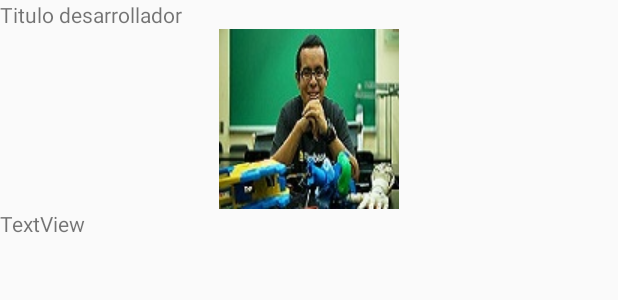
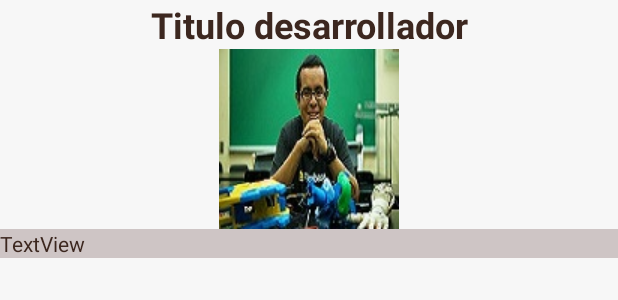
Before and after one commit to DCplayer/EngAppsados, an Android app: the layout activity_devs.xml on its own in the app's theme, with its tools: preview values and no code run, on a phone screen of 412 x 824 dp. Shown: the top 300 px of the screen. Run offline under Robolectric (Android 15) with nearby library versions, the phone set to English and light mode, and no system bars.

Commit message:
terminado parte de ver info de desarrollador

```diff
--- a/EngappsadosApp/app/src/main/java/com/engappsados/engappsadosapp/Apps_Tab.java
+++ b/EngappsadosApp/app/src/main/java/com/engappsados/engappsadosapp/Apps_Tab.java
@@ -55,14 +55,14 @@ public class Apps_Tab extends Fragment implements View.OnClickListener {
 
             }
 
-            //puede ser que tenga que hacer un onDataChange por todos
             public void fillApps(DataSnapshot dataSnapshot) {
                 for (DataSnapshot child : dataSnapshot.getChildren()) {
                     String nombre = child.child("nombre").getValue().toString();
                     String descripcion = child.child("descripcion").getValue().toString();
                     String link = child.child("link").getValue().toString();
                     String img = child.child("imagen").getValue().toString();
-                    AppModelo nuevaApp = new AppModelo(nombre, descripcion, img, link);
+                    String dev = child.child("dev").getValue().toString();
+                    AppModelo nuevaApp = new AppModelo(nombre, descripcion, img, link, dev);
                     nuevaApp.setTitle(nombre);
                     if (!aplicaciones.contains(nuevaApp)) {
                         aplicaciones.add(nuevaApp);
--- a/EngappsadosApp/app/src/main/res/layout/activity_devs.xml
+++ b/EngappsadosApp/app/src/main/res/layout/activity_devs.xml
@@ -4,13 +4,20 @@
     android:layout_width="match_parent"
     android:layout_height="match_parent"
     android:orientation="vertical"
+    android:background="#f7f7f7"
     >
 
     <TextView
         android:id="@+id/tituloDev"
         android:layout_width="match_parent"
         android:layout_height="wrap_content"
-        android:text="Titulo desarrollador" />
+
+        android:text="Titulo desarrollador"
+        android:textColor="#3c271f"
+        android:textAlignment="center"
+        android:textAllCaps="false"
+        android:textSize="24sp"
+        android:textStyle="bold" />
 
     <ImageView
         android:id="@+id/imagenDeveloper"
@@ -22,6 +29,8 @@
         android:id="@+id/dataDeveloper"
         android:layout_width="match_parent"
         android:layout_height="wrap_content"
+        android:background="#cec5c5"
+        android:textColor="#3c271f"
         android:text="TextView"
         />
 
--- a/EngappsadosApp/app/src/main/res/values/strings.xml
+++ b/EngappsadosApp/app/src/main/res/values/strings.xml
@@ -59,4 +59,5 @@
     <string name="reward_btn">Canjear</string>
     <string name="title">Title</string>
     <string name="Desc">Description</string>
+    <string name="title_activity_developer_activity">Developer_activity</string>
 </resources>
--- a/EngappsadosApp/app/src/main/res/values/styles.xml
+++ b/EngappsadosApp/app/src/main/res/values/styles.xml
@@ -21,7 +21,7 @@
 
     <style name="AppTheme.PopupOverlay" parent="ThemeOverlay.AppCompat.Light" />
 
-    <style name="EngAPPsados" parent="Theme.AppCompat.NoActionBar" >
+    <style name="EngAPPsados" parent="Theme.AppCompat.NoActionBar">
         <item name="colorPrimary">@color/primary_material_dark_1</item>
         <item name="android:colorBackground">@color/background_material_dark</item>
     </style>
```
Also changed, not shown: EngappsadosApp/app/src/main/AndroidManifest.xml (+6 -3 lines), EngappsadosApp/app/src/main/java/com/engappsados/engappsadosapp/AdapterAppItem.java (+17 -1 lines), EngappsadosApp/app/src/main/java/com/engappsados/engappsadosapp/AppModelo.java (+11 -1 lines), EngappsadosApp/app/src/main/java/com/engappsados/engappsadosapp/Developer.java (+39 -18 lines), EngappsadosApp/app/src/main/res/layout/item_apps.xml (+7 -0 lines).
